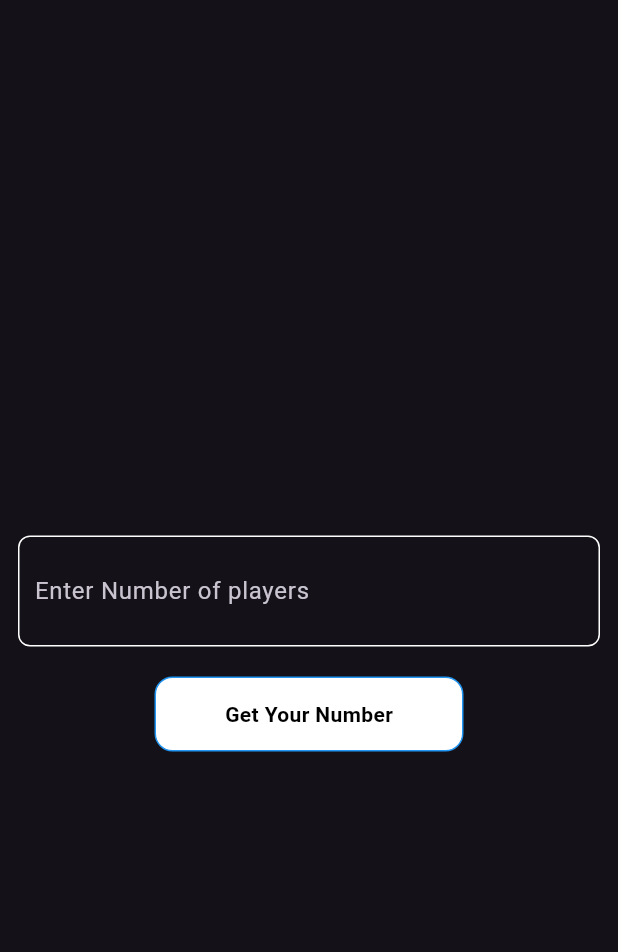
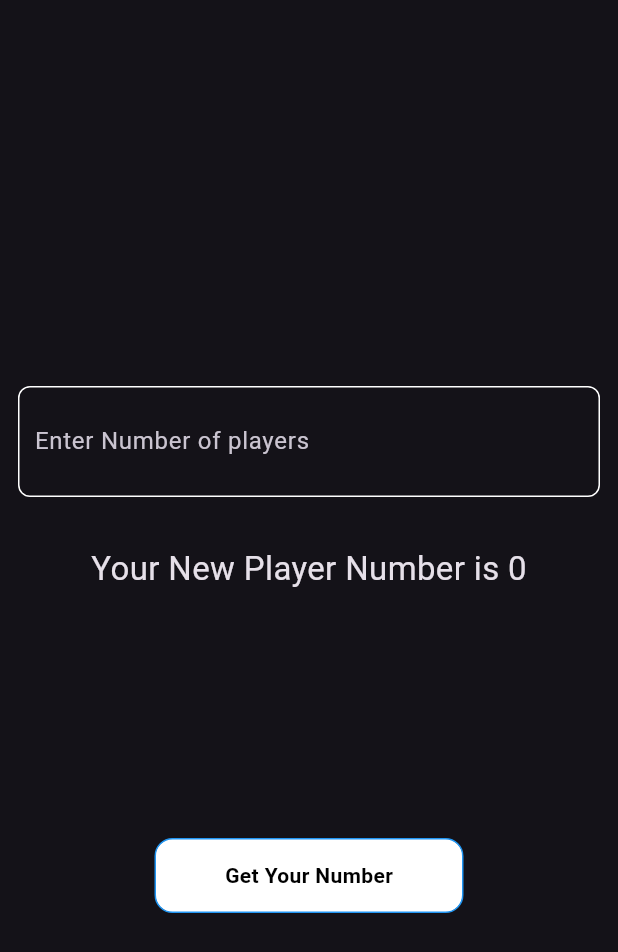
Before and after one commit to Syed-Farazuddin/Khelo_Cricket, a Flutter app: the GetYourNumber screen opened directly, on a phone screen of 412 x 824 dp. Shown: the top 952 px of the screen. Run offline on Flutter 3.47's test engine with Material 3 defaults, Android fonts, the light colour scheme and no system bars; our stand-ins replace flutter_riverpod, go_router, google_fonts.

Commit message:
numbers working fine

```diff
--- a/lib/feature/dashboard/presentation/dashboard.dart
+++ b/lib/feature/dashboard/presentation/dashboard.dart
@@ -1,6 +1,6 @@
 import 'package:flutter/material.dart';
 import 'package:google_fonts/google_fonts.dart';
-import 'package:khelo_cricket/feature/flpCoin/presentation/pages/FlipCoin.dart';
+import 'package:khelo_cricket/feature/flpCoin/presentation/pages/flip_coin.dart';
 import 'package:khelo_cricket/feature/numberPlayer/presentation/pages/number_player.dart';
 
 class DashboardPage extends StatefulWidget {
--- a/lib/feature/numberPlayer/presentation/pages/number_player.dart
+++ b/lib/feature/numberPlayer/presentation/pages/number_player.dart
@@ -1,4 +1,7 @@
+import 'dart:math';
+
 import 'package:flutter/material.dart';
+import 'package:google_fonts/google_fonts.dart';
 import 'package:khelo_cricket/feature/numberPlayer/presentation/widget/custom_button.dart';
 import 'package:khelo_cricket/feature/numberPlayer/presentation/widget/custom_input.dart';
 
@@ -12,6 +15,14 @@ class GetYourNumber extends StatefulWidget {
 class _GetYourNumberState extends State<GetYourNumber> {
   TextEditingController numbers = TextEditingController();
   int currNumber = 0;
+  late List<bool> check = List.filled(50, growable: true, false);
+  @override
+  void dispose() {
+    numbers.dispose();
+    check.length = 0;
+    super.dispose();
+  }
+
   @override
   Widget build(BuildContext context) {
     return Scaffold(
@@ -21,35 +32,58 @@ class _GetYourNumberState extends State<GetYourNumber> {
           const SizedBox(
             height: 30,
           ),
+          const Expanded(child: SizedBox()),
           Center(
             child: CustomInputField(
               controller: numbers,
             ),
           ),
-          Padding(
-            padding: const EdgeInsets.all(8.0),
-            child: Row(
-              mainAxisAlignment: MainAxisAlignment.center,
-              crossAxisAlignment: CrossAxisAlignment.center,
+          Expanded(
+            child: Column(
               children: [
-                Custombutton(
-                  onTap: returnAPlayer,
+                const SizedBox(
+                  height: 20,
+                ),
+                Text(
+                  "Your New Player Number is $currNumber",
+                  style: GoogleFonts.golosText(
+                    fontSize: 22,
+                  ),
                 ),
               ],
             ),
-          )
+          ),
+          Row(
+            mainAxisAlignment: MainAxisAlignment.center,
+            crossAxisAlignment: CrossAxisAlignment.center,
+            children: [
+              Custombutton(
+                onTap: returnAPlayer,
+              ),
+            ],
+          ),
+          const Expanded(child: SizedBox()),
         ],
       ),
     );
   }
 
-  int returnAPlayer() {
+  void returnAPlayer() {
     int currNum = 0;
     int totalPlayers = int.parse(numbers.text);
-    List<bool> check = List.filled(totalPlayers, false);
+    // check = List.filled(totalPlayers + 1, false);
+    bool getPlayerNum = true;
+    while (getPlayerNum) {
+      currNum = Random().nextInt(totalPlayers) + 1;
+      debugPrint(currNum.toString());
+      debugPrint(check.toString());
+      if (check[currNum] != true) {
+        getPlayerNum = false;
+        check[currNum] = true;
+      }
+    }
     setState(() {
       currNumber = currNum;
     });
-    return currNum;
   }
 }
--- a/lib/feature/numberPlayer/presentation/widget/custom_button.dart
+++ b/lib/feature/numberPlayer/presentation/widget/custom_button.dart
@@ -3,7 +3,7 @@ import 'package:google_fonts/google_fonts.dart';
 
 class Custombutton extends StatelessWidget {
   const Custombutton({super.key, required this.onTap});
-  final int Function() onTap;
+  final Function() onTap;
   @override
   Widget build(BuildContext context) {
     return Container(
--- a/lib/main.dart
+++ b/lib/main.dart
@@ -2,7 +2,7 @@ import 'package:flutter/material.dart';
 import 'package:flutter_riverpod/flutter_riverpod.dart';
 import 'package:go_router/go_router.dart';
 import 'package:khelo_cricket/feature/dashboard/presentation/dashboard.dart';
-import 'package:khelo_cricket/feature/flpCoin/presentation/pages/FlipCoin.dart';
+import 'package:khelo_cricket/feature/flpCoin/presentation/pages/flip_coin.dart';
 
 void main() {
   runApp(const MyApp());
```
Also changed, not shown: lib/feature/flpCoin/presentation/pages/flip_coin.dart (renamed from lib/feature/flpCoin/presentation/pages/FlipCoin.dart).
